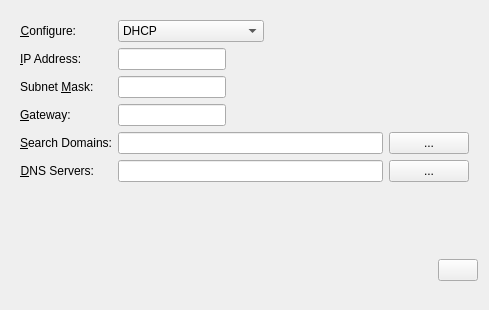
Old version of the form libs/ui/ipv4.ui in the repository KDE/networkmanagement.
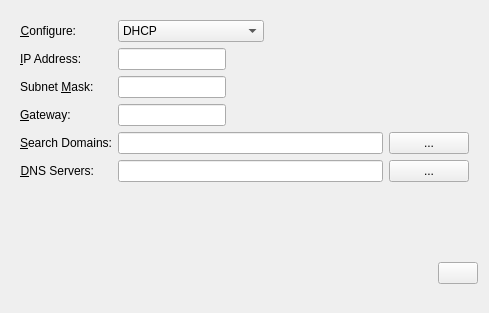
New version of the form. Custom widgets are drawn as their Qt base class.

Commit message:
Synced IPv4 UI logic with nm-applet one to avoid inconsistent IPv4
settings which are may be rejected by NM. For additional details please
look at nm_setting_verify(..) in nm-settings.c and page-ip.c.

```diff
--- a/libs/ui/ipv4.ui
+++ b/libs/ui/ipv4.ui
@@ -7,7 +7,7 @@
     <x>0</x>
     <y>0</y>
     <width>489</width>
-    <height>310</height>
+    <height>313</height>
    </rect>
   </property>
   <property name="windowTitle">
```
Left out of the diff: 4 changed lines with no effect on the pictures. The commit also changes 2 other files.
